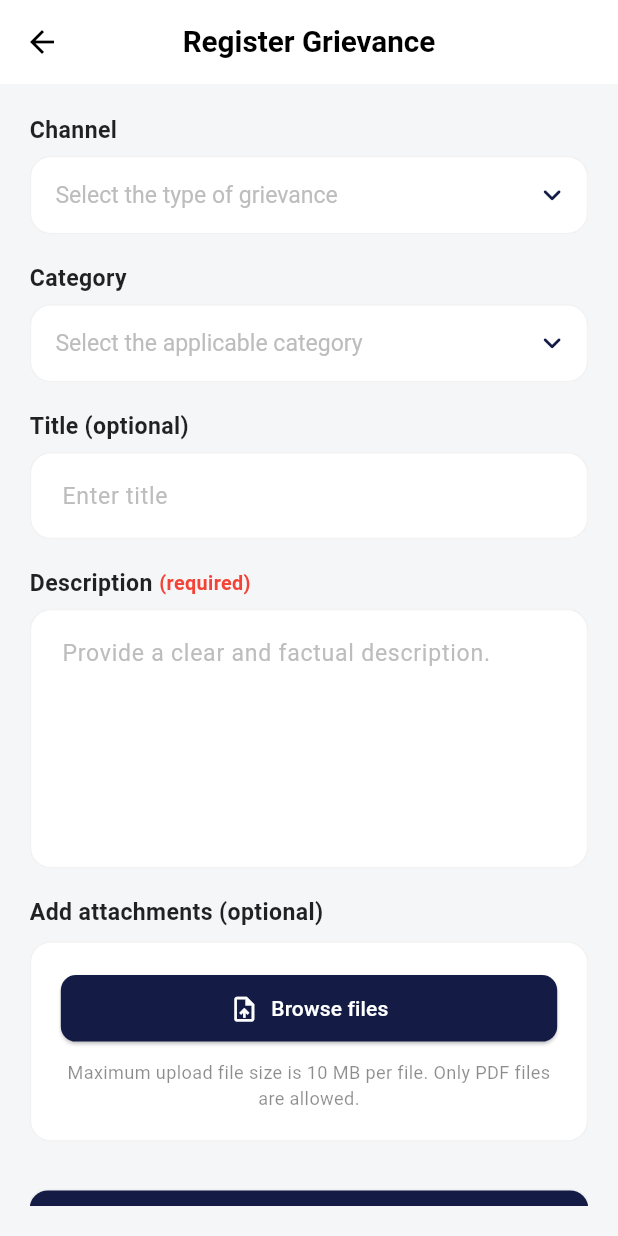
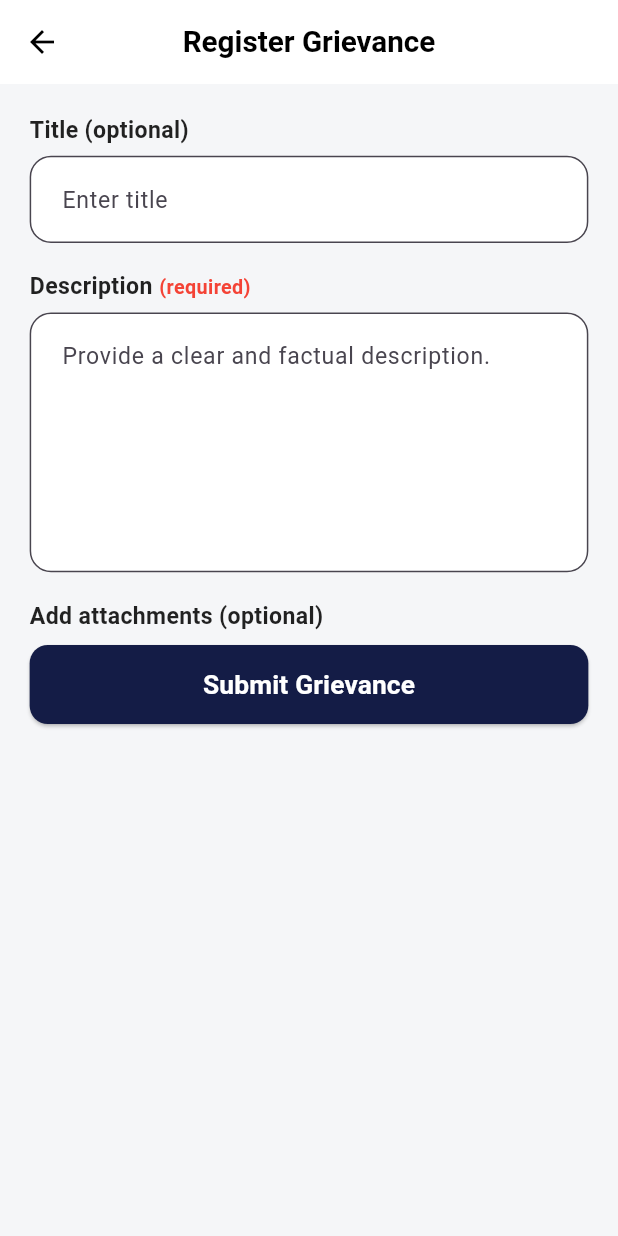
Before and after one commit to sridharpandiarajan/kcggrievapp, a Flutter app: the RegisterGrievancePage screen opened directly, on a phone screen of 412 x 824 dp. Run offline on Flutter 3.47's test engine with Material 3 defaults, Android fonts, the phone set to English and light mode, and no system bars; our stand-ins replace dio, file_picker, flutter_riverpod, flutter_screenutil, flutter_secure_storage; accounts and stored records are empty.

Commit message:
create grievance api request success

```diff
--- /dev/null
+++ b/lib/core/features/grievance/grievance_provider.dart
@@ -0,0 +1,22 @@
+import 'package:flutter_riverpod/flutter_riverpod.dart';
+import '../../network/network_provider.dart';
+import 'data/grievance_api_service.dart';
+import 'data/grievance_repository.dart';
+import 'presentation/controllers/grievance_controller.dart';
+
+final grievanceApiServiceProvider =
+    Provider<GrievanceApiService>((ref) {
+  final dio = ref.read(dioProvider);
+  return GrievanceApiService(dio);
+});
+
+final grievanceRepositoryProvider =
+    Provider<GrievanceRepository>((ref) {
+  final api = ref.read(grievanceApiServiceProvider);
+  return GrievanceRepository(api);
+});
+
+final grievanceControllerProvider =
+    NotifierProvider<GrievanceController, AsyncValue<void>>(
+  GrievanceController.new,
+);
--- a/lib/core/features/grievance/presentation/screens/register_grievance_page.dart
+++ b/lib/core/features/grievance/presentation/screens/register_grievance_page.dart
@@ -1,21 +1,22 @@
 import 'package:flutter/material.dart';
 import 'package:flutter_screenutil/flutter_screenutil.dart';
+import 'package:flutter_riverpod/flutter_riverpod.dart';
 import 'package:file_picker/file_picker.dart';
-import 'dart:io';
 import 'grievance_success_page.dart';
+import '../../grievance_provider.dart';
 
-class RegisterGrievancePage extends StatefulWidget {
+class RegisterGrievancePage extends ConsumerStatefulWidget {
   const RegisterGrievancePage({super.key});
 
   @override
-  State<RegisterGrievancePage> createState() => _RegisterGrievancePageState();
+  ConsumerState<RegisterGrievancePage> createState() =>
+      _RegisterGrievancePageState();
 }
 
-class _RegisterGrievancePageState extends State<RegisterGrievancePage> {
+class _RegisterGrievancePageState
+    extends ConsumerState<RegisterGrievancePage> {
   final _formKey = GlobalKey<FormState>();
 
-  String? selectedChannel;
-  String? selectedCategory;
   final TextEditingController titleController = TextEditingController();
   final TextEditingController descriptionController = TextEditingController();
 
@@ -36,26 +37,65 @@ class _RegisterGrievancePageState extends State<RegisterGrievancePage> {
           if (file.size <= 10 * 1024 * 1024) {
             validFiles.add(file);
           } else {
-            _showErrorSnackBar("File ${file.name} exceeds 10 MB limit");
+            _showErrorSnackBar(
+                "File ${file.name} exceeds 10 MB limit");
           }
         }
         setState(() {
           pickedFiles.addAll(validFiles);
         });
       }
-    } catch (e) {
+    } catch (_) {
       _showErrorSnackBar("Error picking file");
     }
   }
 
   void _showErrorSnackBar(String message) {
     ScaffoldMessenger.of(context).showSnackBar(
-      SnackBar(content: Text(message), backgroundColor: Colors.redAccent),
+      SnackBar(
+          content: Text(message),
+          backgroundColor: Colors.redAccent),
     );
+  }
+
+  Future<void> _submitGrievance() async {
+    if (!_formKey.currentState!.validate()) return;
+
+    await ref
+        .read(grievanceControllerProvider.notifier)
+        .createGrievance(
+          title: titleController.text.trim().isEmpty
+              ? null
+              : titleController.text.trim(),
+          description: descriptionController.text.trim(),
+          isAnonymous: false,
+        );
   }
 
   @override
   Widget build(BuildContext context) {
+    final state = ref.watch(grievanceControllerProvider);
+    final isLoading = state is AsyncLoading;
+
+    /// Listen for success / error
+    ref.listen<AsyncValue<void>>(
+        grievanceControllerProvider, (previous, next) {
+      next.whenOrNull(
+        data: (_) {
+          Navigator.pushReplacement(
+            context,
+            MaterialPageRoute(
+                builder: (_) =>
+                    const GrievanceSuccessPage()),
+          );
+        },
+        error: (e, _) {
+          _showErrorSnackBar(
+              "Failed to submit grievance");
+        },
+      );
+    });
+
     return Scaffold(
       backgroundColor: const Color(0xFFF5F6F8),
       appBar: AppBar(
@@ -64,7 +104,10 @@ class _RegisterGrievancePageState extends State<RegisterGrievancePage> {
         centerTitle: true,
         title: Text(
           "Register Grievance",
-          style: TextStyle(color: Colors.black, fontSize: 18.sp, fontWeight: FontWeight.w600),
+          style: TextStyle(
+              color: Colors.black,
+              fontSize: 18.sp,
+              fontWeight: FontWeight.w600),
         ),
         leading: const BackButton(color: Colors.black),
       ),
@@ -74,137 +117,68 @@ class _RegisterGrievancePageState extends State<RegisterGrievancePage> {
           key: _formKey,
           child: ListView(
             children: [
-              _label("Channel"),
+              _label("Title (optional)"),
               SizedBox(height: 6.h),
-              _dropdownField(
-                hint: "Select the type of grievance",
-                value: selectedChannel,
-                items: ["UGC Grievance", "Hostel", "Academics"],
-                onChanged: (val) => setState(() => selectedChannel = val),
+              _textField(
+                controller: titleController,
+                hint: "Enter title",
               ),
 
               SizedBox(height: 18.h),
-              _label("Category"),
-              SizedBox(height: 6.h),
-              _dropdownField(
-                hint: "Select the applicable category",
-                value: selectedCategory,
-                items: ["Academics & Evaluation", "Infrastructure", "Examination"],
-                onChanged: (val) => setState(() => selectedCategory = val),
-              ),
 
-              SizedBox(height: 18.h),
-              _label("Title (optional)"),
-              SizedBox(height: 6.h),
-              _textField(controller: titleController, hint: "Enter title"),
-
-              SizedBox(height: 18.h),
               Row(
                 children: [
                   _label("Description"),
                   SizedBox(width: 4.w),
-                  Text("(required)", style: TextStyle(fontSize: 12.sp, color: Colors.red, fontWeight: FontWeight.bold))
+                  Text(
+                    "(required)",
+                    style: TextStyle(
+                        fontSize: 12.sp,
+                        color: Colors.red,
+                        fontWeight: FontWeight.bold),
+                  )
                 ],
               ),
               SizedBox(height: 6.h),
               _textField(
                 controller: descriptionController,
-                hint: "Provide a clear and factual description.",
+                hint:
+                    "Provide a clear and factual description.",
                 maxLines: 6,
-                validator: (val) => val == null || val.isEmpty ? "Description is required" : null,
+                validator: (val) =>
+                    val == null || val.isEmpty
+                        ? "Description is required"
+                        : null,
               ),
 
               SizedBox(height: 18.h),
 
-              /// ATTACHMENT SECTION
+              /// Attachments
               _label("Add attachments (optional)"),
               SizedBox(height: 8.h),
-              Container(
-                padding: EdgeInsets.all(18.w),
-                decoration: BoxDecoration(
-                  color: Colors.white,
-                  borderRadius: BorderRadius.circular(14.r),
-                  border: Border.all(color: Colors.black.withOpacity(0.05)),
-                ),
-                child: Column(
-                  children: [
-                    if (pickedFiles.isNotEmpty)
-                      Column(
-                        children: pickedFiles.map((file) => Container(
-                          margin: EdgeInsets.only(bottom: 8.h),
-                          padding: EdgeInsets.symmetric(horizontal: 12.w, vertical: 6.h),
-                          decoration: BoxDecoration(
-                            color: const Color(0xFFF0F2F5),
-                            borderRadius: BorderRadius.circular(10.r),
-                          ),
-                          child: Row(
-                            children: [
-                              const Icon(Icons.picture_as_pdf, color: Colors.redAccent, size: 18),
-                              SizedBox(width: 10.w),
-                              Expanded(
-                                child: Text(
-                                  file.name,
-                                  maxLines: 1,
-                                  overflow: TextOverflow.ellipsis,
-                                  style: TextStyle(fontSize: 13.sp, fontWeight: FontWeight.w500),
-                                ),
-                              ),
-                              IconButton(
-                                constraints: const BoxConstraints(),
-                                padding: EdgeInsets.zero,
-                                onPressed: () => setState(() => pickedFiles.remove(file)),
-                                icon: Icon(Icons.cancel, color: Colors.grey.shade600, size: 20.sp),
-                              )
-                            ],
-                          ),
-                        )).toList(),
-                      ),
 
-                    SizedBox(
-                      width: double.infinity,
-                      child: ElevatedButton.icon(
-                        icon: Icon(Icons.upload_file, size: 18.sp),
-                        style: ElevatedButton.styleFrom(
-                          backgroundColor: primaryColor,
-                          foregroundColor: Colors.white,
-                          padding: EdgeInsets.symmetric(vertical: 12.h),
-                          shape: RoundedRectangleBorder(borderRadius: BorderRadius.circular(10.r)),
-                        ),
-                        onPressed: _pickFile,
-                        label: Text(pickedFiles.isEmpty ? "Browse files" : "Add more files"),
-                      ),
-                    ),
-                    SizedBox(height: 10.h),
-                    Text(
-                      "Maximum upload file size is 10 MB per file. Only PDF files are allowed.",
-                      textAlign: TextAlign.center,
-                      style: TextStyle(fontSize: 11.sp, color: Colors.black45),
-                    )
-                  ],
-                ),
-              ),
-
-              SizedBox(height: 32.h),
-
-              /// SUBMIT BUTTON
               SizedBox(
                 height: 52.h,
                 child: ElevatedButton(
                   style: ElevatedButton.styleFrom(
                     backgroundColor: primaryColor,
                     foregroundColor: Colors.white,
-                    elevation: 2,
-                    shape: RoundedRectangleBorder(borderRadius: BorderRadius.circular(12.r)),
+                    shape: RoundedRectangleBorder(
+                        borderRadius:
+                            BorderRadius.circular(12.r)),
                   ),
-                  onPressed: () {
-                    if (_formKey.currentState!.validate()) {
-                      Navigator.pushReplacement(
-                        context,
-                        MaterialPageRoute(builder: (_) => const GrievanceSuccessPage()),
-                      );
-                    }
-                  },
-                  child: Text("Submit Grievance", style: TextStyle(fontSize: 16.sp, fontWeight: FontWeight.bold)),
+                  onPressed:
+                      isLoading ? null : _submitGrievance,
+                  child: isLoading
+                      ? const CircularProgressIndicator(
+                          color: Colors.white)
+                      : Text(
+                          "Submit Grievance",
+                          style: TextStyle(
+                              fontSize: 16.sp,
+                              fontWeight:
+                                  FontWeight.bold),
+                        ),
                 ),
               ),
               SizedBox(height: 20.h),
@@ -215,9 +189,20 @@ class _RegisterGrievancePageState extends State<RegisterGrievancePage> {
     );
   }
 
-  Widget _label(String text) => Text(text, style: TextStyle(fontSize: 14.sp, fontWeight: FontWeight.w600, color: Colors.black87));
+  Widget _label(String text) => Text(
+        text,
+        style: TextStyle(
+            fontSize: 14.sp,
+            fontWeight: FontWeight.w600,
+            color: Colors.black87),
+      );
 
-  Widget _textField({required TextEditingController controller, required String hint, int maxLines = 1, String? Function(String?)? validator}) {
+  Widget _textField({
+    required TextEditingController controller,
+    required String hint,
+    int maxLines = 1,
+    String? Function(String?)? validator,
+  }) {
     return TextFormField(
       controller: controller,
       maxLines: maxLines,
@@ -225,58 +210,12 @@ class _RegisterGrievancePageState extends State<RegisterGrievancePage> {
       style: TextStyle(fontSize: 14.sp),
       decoration: InputDecoration(
         hintText: hint,
-        hintStyle: TextStyle(color: Colors.grey.shade400),
         filled: true,
         fillColor: Colors.white,
         contentPadding: EdgeInsets.all(16.w),
-        enabledBorder: OutlineInputBorder(borderRadius: BorderRadius.circular(14.r), borderSide: BorderSide(color: Colors.black.withOpacity(0.05))),
-        focusedBorder: OutlineInputBorder(borderRadius: BorderRadius.circular(14.r), borderSide: const BorderSide(color: primaryColor, width: 1.5)),
-        errorBorder: OutlineInputBorder(borderRadius: BorderRadius.circular(14.r), borderSide: const BorderSide(color: Colors.redAccent)),
-        focusedErrorBorder: OutlineInputBorder(borderRadius: BorderRadius.circular(14.r), borderSide: const BorderSide(color: Colors.redAccent)),
+        border: OutlineInputBorder(
+            borderRadius: BorderRadius.circular(14.r)),
       ),
     );
   }
-
-  /// ENHANCED DROPDOWN
-  Widget _dropdownField({
-    required String hint,
-    required String? value,
-    required List<String> items,
-    required Function(String?) onChanged,
-  }) {
-    return DropdownButtonFormField<String>(
-      value: value,
-      isExpanded: true,
-      elevation: 2,
-      dropdownColor: Colors.white,
-      borderRadius: BorderRadius.circular(16.r),
-      style: TextStyle(fontSize: 14.sp, color: Colors.black, fontWeight: FontWeight.w500),
-      icon: Icon(Icons.keyboard_arrow_down_rounded, color: primaryColor, size: 22.sp),
-      decoration: InputDecoration(
-        filled: true,
-        // Changes color slightly once a value is selected for better UX
-        fillColor: value == null ? Colors.white : primaryColor.withOpacity(0.03),
-        contentPadding: EdgeInsets.symmetric(horizontal: 12.w, vertical: 14.h),
-        enabledBorder: OutlineInputBorder(
-          borderRadius: BorderRadius.circular(14.r),
-          borderSide: BorderSide(color: Colors.black.withOpacity(0.05)),
-        ),
-        focusedBorder: OutlineInputBorder(
-          borderRadius: BorderRadius.circular(14.r),
-          borderSide: const BorderSide(color: primaryColor, width: 1.5),
-        ),
-        errorBorder: OutlineInputBorder(
-          borderRadius: BorderRadius.circular(14.r),
-          borderSide: const BorderSide(color: Colors.redAccent),
-        ),
-      ),
-      hint: Text(hint, style: TextStyle(color: Colors.grey.shade400, fontWeight: FontWeight.w400)),
-      items: items.map((e) => DropdownMenuItem(
-        value: e,
-        child: Text(e, style: TextStyle(fontSize: 14.sp)),
-      )).toList(),
-      onChanged: onChanged,
-      validator: (val) => val == null ? "Field is required" : null,
-    );
-  }
 }
```
Also changed, not shown: lib/core/features/grievance/data/grievance_api_service.dart (added, +26 -0 lines), lib/core/features/grievance/data/grievance_repository.dart (added, +19 -0 lines), lib/core/features/grievance/presentation/controllers/grievance_controller.dart (+32 -0 lines).
